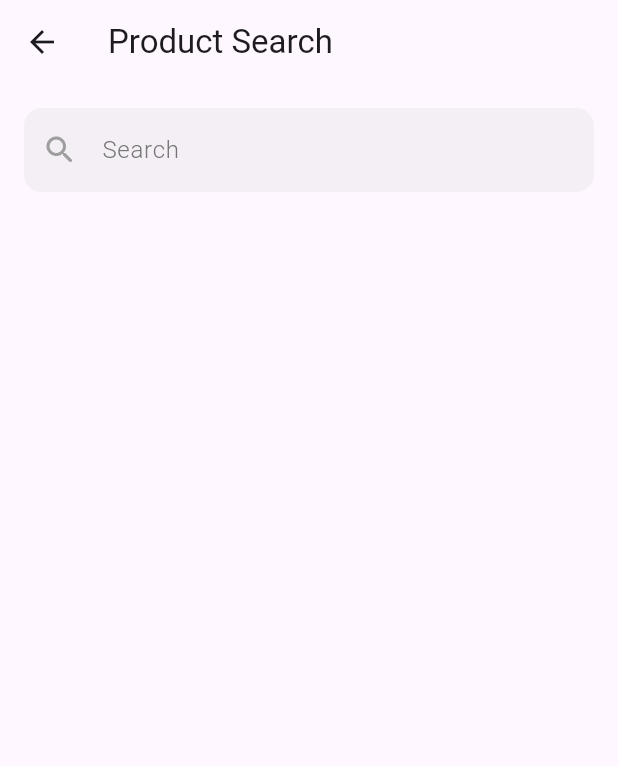
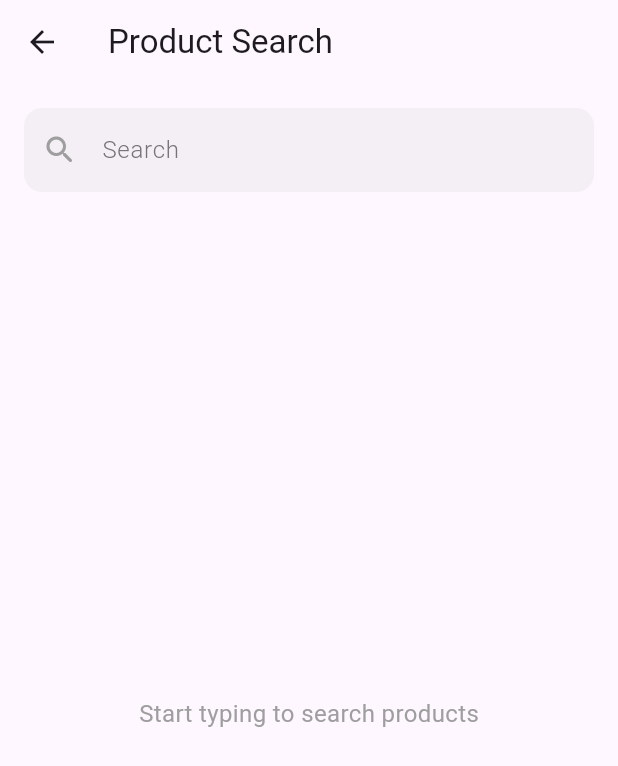
Before and after one commit to KameshDivantha/ishangavidusha-flutter_coding_test-1e349c8ff79d, a Flutter app: the SearchScreen screen opened by its route, on a phone screen of 412 x 824 dp. Shown: the top 766 px of the screen. Run offline on Flutter 3.47's test engine with Material 3 defaults, Android fonts, the phone set to English and light mode, and no system bars; our stand-ins replace rxdart; accounts and stored records are empty.

Commit message:
products in list view

```diff
--- a/lib/screens/search_screen.dart
+++ b/lib/screens/search_screen.dart
@@ -1,4 +1,7 @@
 import 'package:flutter/material.dart';
+import 'package:provider/provider.dart';
+
+import '../providers/search_provider.dart';
 
 class SearchScreen extends StatefulWidget {
   const SearchScreen({super.key});
@@ -9,15 +12,16 @@ class SearchScreen extends StatefulWidget {
 
 class _SearchScreenState extends State<SearchScreen> {
   final TextEditingController _searchController = TextEditingController();
+
+  @override
+  void dispose() {
+    _searchController.dispose();
+    super.dispose();
+  }
+
   @override
   Widget build(BuildContext context) {
-    // TODO: Implement the search screen UI
-    // Requirements:
-    // - Create a TextField for user input
-    // - Display search results in a ListView
-    // - Show loading indicator while waiting for results
-    // - Display a message if no results or errors
-    // - Connect to the SearchProvider for state
+    final searchProvider = context.watch<SearchProvider>();
 
     return Scaffold(
       appBar: AppBar(
@@ -28,6 +32,7 @@ class _SearchScreenState extends State<SearchScreen> {
         child: Column(
           children: [
             TextField(
+              controller: _searchController,
               decoration: InputDecoration(
                 hintText: 'Search',
                 hintStyle: TextStyle(
@@ -68,17 +73,83 @@ class _SearchScreenState extends State<SearchScreen> {
               ),
               textInputAction: TextInputAction.search,
               onTapOutside: (_) => FocusScope.of(context).unfocus(),
+              onChanged: (value) {
+                searchProvider.search(value);
+              },
             ),
 
-            // TODO: Implement the results ListView with appropriate states
-            // - Loading state
-            // - Error state
-            // - Empty state
-            // - Success state with results
-
+            SizedBox(height: 16,),
+            Expanded(
+              child: _buildResultsView(searchProvider),
+            )
           ],
         ),
       ),
     );
   }
+
+  Widget _buildResultsView(SearchProvider provider) {
+    switch (provider.state) {
+      case SearchState.initial:
+        return const Center(
+          child: Text(
+            'Start typing to search products',
+            style: TextStyle(fontSize: 16, color: Colors.grey),
+          ),
+        );
+      case SearchState.loading:
+        return const Center(child: CircularProgressIndicator());
+      case SearchState.empty:
+        return const Center(
+          child: Text(
+            'No products found',
+            style: TextStyle(fontSize: 16, color: Colors.grey),
+          ),
+        );
+      case SearchState.error:
+        return Center(
+          child: Column(
+            mainAxisAlignment: MainAxisAlignment.center,
+            children: [
+              const Icon(Icons.error_outline, color: Colors.red, size: 40),
+              const SizedBox(height: 8),
+              Text(
+                provider.errorMessage,
+                style: const TextStyle(fontSize: 16, color: Colors.red),
+                textAlign: TextAlign.center,
+              ),
+              const SizedBox(height: 16),
+              ElevatedButton(
+                onPressed: () => provider.search(_searchController.text),
+                child: const Text('Retry'),
+              ),
+            ],
+          ),
+        );
+      case SearchState.success:
+        return Container(
+          padding: const EdgeInsets.all(16),
+          decoration: BoxDecoration(
+            color: Colors.white,
+            borderRadius: BorderRadius.circular(12),
+          ),
+          child: ListView.builder(
+            shrinkWrap: true,
+            itemCount: provider.results.length,
+            itemBuilder: (context, index) {
+              return Card(
+                margin: const EdgeInsets.only(bottom: 8),
+                shape: RoundedRectangleBorder(
+                  borderRadius: BorderRadius.circular(8),
+                ),
+                child: ListTile(
+                  title: Text(provider.results[index]),
+                  onTap: () {},
+                ),
+              );
+            },
+          ),
+        );
+    }
+  }
 }
```
